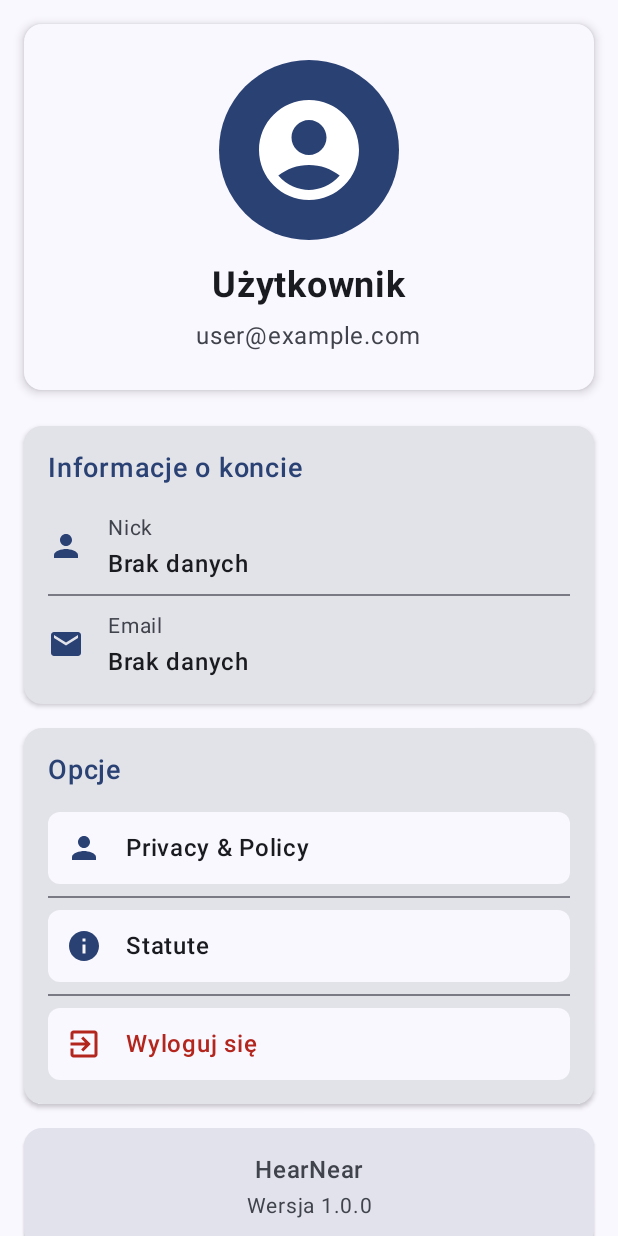
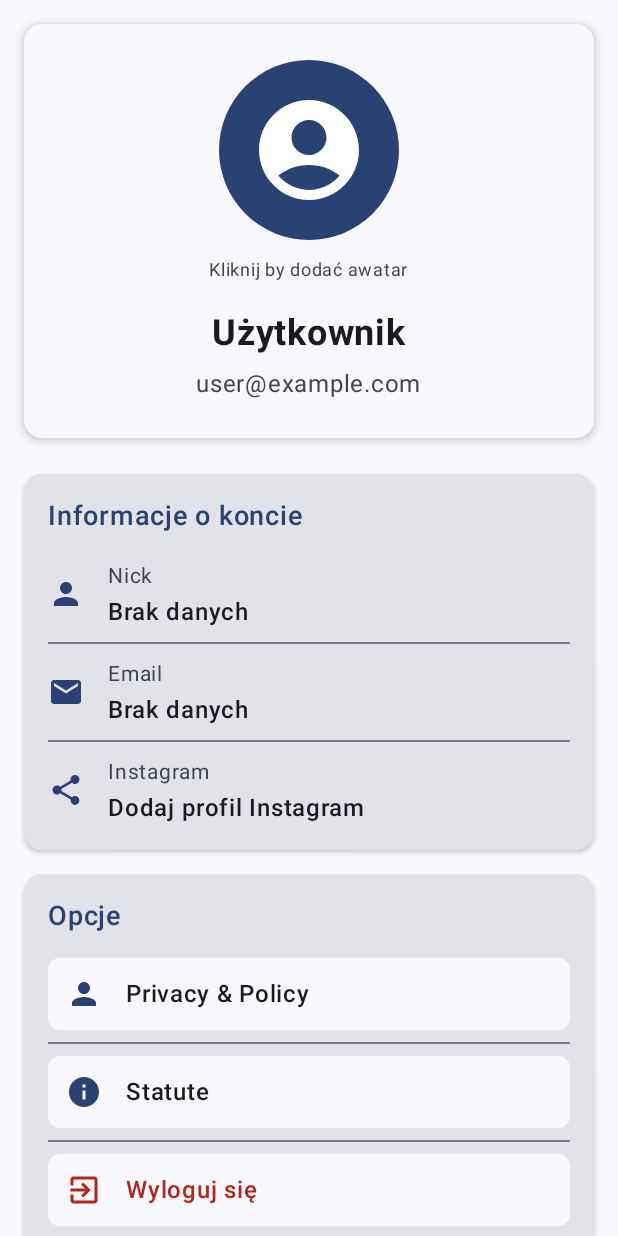
Before and after one commit to M-ichael-M/HearNear, an Android app built with Jetpack Compose: the composable UserScreen shown on its own in the app's theme, on a phone screen of 412 x 824 dp. Run offline under Robolectric (Android 15) with nearby library versions, the phone set to English and light mode, and no system bars; pictures from the network do not load; 1 statement that could not run was skipped.

Commit message:
Add ig and avatar

```diff
--- a/App/app/build.gradle.kts
+++ b/App/app/build.gradle.kts
@@ -84,4 +84,5 @@ dependencies {
     implementation("com.squareup.okhttp3:logging-interceptor:5.1.0")
     implementation("org.jetbrains.kotlinx:kotlinx-coroutines-android:1.10.2")
     implementation("com.google.android.gms:play-services-location:21.3.0")
+    implementation("io.coil-kt:coil-compose:2.7.0")
 }
--- a/App/app/src/main/java/com/example/hearnear/ui/screens/UserScreen.kt
+++ b/App/app/src/main/java/com/example/hearnear/ui/screens/UserScreen.kt
@@ -1,6 +1,11 @@
 package com.example.hearnear.ui.screens
 
+import android.content.Intent
+import android.net.Uri
+import androidx.activity.compose.rememberLauncherForActivityResult
+import androidx.activity.result.contract.ActivityResultContracts
 import androidx.compose.foundation.background
+import androidx.compose.foundation.clickable
 import androidx.compose.foundation.layout.*
 import androidx.compose.foundation.rememberScrollState
 import androidx.compose.foundation.shape.CircleShape
@@ -13,19 +18,24 @@ import androidx.compose.material.icons.filled.ExitToApp
 import androidx.compose.material.icons.filled.Info
 import androidx.compose.material.icons.filled.Person
 import androidx.compose.material.icons.filled.Settings
+import androidx.compose.material.icons.filled.Share
 import androidx.compose.material3.*
 import androidx.compose.runtime.*
 import androidx.compose.ui.Alignment
 import androidx.compose.ui.Modifier
 import androidx.compose.ui.draw.clip
 import androidx.compose.ui.graphics.vector.ImageVector
+import androidx.compose.ui.layout.ContentScale
+import androidx.compose.ui.platform.LocalContext
 import androidx.compose.ui.text.font.FontWeight
 import androidx.compose.ui.text.style.TextAlign
 import androidx.compose.ui.unit.dp
 import androidx.compose.ui.unit.sp
 import androidx.navigation.NavController
+import coil.compose.AsyncImage
 import com.example.hearnear.ui.HearNearScreen
 import com.example.hearnear.viewmodel.AuthViewModel
+import kotlinx.coroutines.launch
 
 @OptIn(ExperimentalMaterial3Api::class)
 @Composable
@@ -34,6 +44,43 @@ fun UserScreen(
     navController: NavController
 ) {
     val authState by authViewModel?.authState?.collectAsState() ?: remember { mutableStateOf(null) }
+    val context = LocalContext.current
+    val showInstagramDialog = remember { mutableStateOf(false) }
+    var instagramInput by remember { mutableStateOf("") }
+    val launcher = rememberLauncherForActivityResult(ActivityResultContracts.GetContent()) { uri: Uri? ->
+        if (uri != null) {
+            authViewModel?.uploadAvatar(uri)
+        }
+    }
+    val coroutineScope = rememberCoroutineScope()
+
+    if (showInstagramDialog.value) {
+        AlertDialog(
+            onDismissRequest = { showInstagramDialog.value = false },
+            title = { Text("Dodaj/Edytuj Instagram") },
+            text = {
+                TextField(
+                    value = instagramInput,
+                    onValueChange = { instagramInput = it },
+                    label = { Text("Nazwa użytkownika IG") },
+                    singleLine = true
+                )
+            },
+            confirmButton = {
+                Button(onClick = {
+                    authViewModel?.updateInstagram(if (instagramInput.isBlank()) null else instagramInput)
+                    showInstagramDialog.value = false
+                }) {
+                    Text("Zapisz")
+                }
+            },
+            dismissButton = {
+                Button(onClick = { showInstagramDialog.value = false }) {
+                    Text("Anuluj")
+                }
+            }
+        )
+    }
 
     Column(
         modifier = Modifier
@@ -42,7 +89,6 @@ fun UserScreen(
             .padding(16.dp),
         horizontalAlignment = Alignment.CenterHorizontally
     ) {
-        // Sekcja profilu użytkownika
         Card(
             modifier = Modifier
                 .fillMaxWidth()
@@ -58,25 +104,48 @@ fun UserScreen(
                     .padding(24.dp),
                 horizontalAlignment = Alignment.CenterHorizontally
             ) {
-                // Avatar placeholder
                 Box(
                     modifier = Modifier
                         .size(120.dp)
                         .clip(CircleShape)
-                        .background(MaterialTheme.colorScheme.primary),
+                        .background(MaterialTheme.colorScheme.primary)
+                        .clickable {
+                            if (authState?.user?.avatar_url != null) {
+                                coroutineScope.launch {
+                                    authViewModel?.deleteAvatar()
+                                }
+                            } else {
+                                launcher.launch("image/*")
+                            }
+                        },
                     contentAlignment = Alignment.Center
                 ) {
-                    Icon(
-                        imageVector = Icons.Default.AccountCircle,
-                        contentDescription = "Avatar użytkownika",
-                        modifier = Modifier.size(80.dp),
-                        tint = MaterialTheme.colorScheme.onPrimary
-                    )
+                    val avatarUrl = authState?.user?.avatar_url
+                    if (avatarUrl != null) {
+                        AsyncImage(
+                            model = "http://192.168.1.30:5000$avatarUrl",  // Dopasuj BASE_URL
+                            contentDescription = "Awatar użytkownika",
+                            modifier = Modifier.fillMaxSize(),
+                            contentScale = ContentScale.Crop
+                        )
+                    } else {
+                        Icon(
+                            imageVector = Icons.Default.AccountCircle,
+                            contentDescription = "Awatar użytkownika",
+                            modifier = Modifier.size(80.dp),
+                            tint = MaterialTheme.colorScheme.onPrimary
+                        )
+                    }
                 }
+                Spacer(modifier = Modifier.height(8.dp))
+                Text(
+                    text = if (authState?.user?.avatar_url != null) "Kliknij by usunąć awatar" else "Kliknij by dodać awatar",
+                    fontSize = 12.sp,
+                    color = MaterialTheme.colorScheme.onSurfaceVariant
+                )
 
                 Spacer(modifier = Modifier.height(16.dp))
 
-                // Nazwa użytkownika
                 Text(
                     text = authState?.user?.nick ?: "Użytkownik",
                     fontSize = 24.sp,
@@ -86,7 +155,6 @@ fun UserScreen(
 
                 Spacer(modifier = Modifier.height(8.dp))
 
-                // Email użytkownika
                 Text(
                     text = authState?.user?.email ?: "user@example.com",
                     fontSize = 16.sp,
@@ -95,7 +163,6 @@ fun UserScreen(
             }
         }
 
-        // Sekcja informacji o koncie
         Card(
             modifier = Modifier
                 .fillMaxWidth()
@@ -126,10 +193,56 @@ fun UserScreen(
                     label = "Email",
                     value = authState?.user?.email ?: "Brak danych"
                 )
+
+                Divider(modifier = Modifier.padding(vertical = 8.dp))
+
+                Row(
+                    modifier = Modifier
+                        .fillMaxWidth()
+                        .clickable {
+                            instagramInput = authState?.user?.instagram_username ?: ""
+                            showInstagramDialog.value = true
+                        },
+                    verticalAlignment = Alignment.CenterVertically
+                ) {
+                    Icon(
+                        imageVector = Icons.Default.Share,
+                        contentDescription = null,
+                        tint = MaterialTheme.colorScheme.primary,
+                        modifier = Modifier.size(24.dp)
+                    )
+                    Spacer(modifier = Modifier.width(16.dp))
+                    Column(modifier = Modifier.weight(1f)) {
+                        Text(
+                            text = "Instagram",
+                            fontSize = 14.sp,
+                            color = MaterialTheme.colorScheme.onSurfaceVariant
+                        )
+                        val igUrl = authState?.user?.instagram_url
+                        if (igUrl != null) {
+                            Text(
+                                text = "@${authState?.user?.instagram_username}",
+                                fontSize = 16.sp,
+                                color = MaterialTheme.colorScheme.primary,
+                                fontWeight = FontWeight.Medium,
+                                modifier = Modifier.clickable {
+                                    val intent = Intent(Intent.ACTION_VIEW, Uri.parse(igUrl))
+                                    context.startActivity(intent)
+                                }
+                            )
+                        } else {
+                            Text(
+                                text = "Dodaj profil Instagram",
+                                fontSize = 16.sp,
+                                color = MaterialTheme.colorScheme.onSurface,
+                                fontWeight = FontWeight.Medium
+                            )
+                        }
+                    }
+                }
             }
         }
 
-        // Sekcja opcji
         Card(
             modifier = Modifier
                 .fillMaxWidth()
@@ -147,7 +260,6 @@ fun UserScreen(
                     modifier = Modifier.padding(bottom = 16.dp)
                 )
 
-
                 UserActionItem(
                     icon = Icons.Default.Person,
                     label = "Privacy & Policy",
@@ -158,7 +270,6 @@ fun UserScreen(
 
                 Divider(modifier = Modifier.padding(vertical = 8.dp))
 
-
                 UserActionItem(
                     icon = Icons.Default.Info,
                     label = "Statute",
@@ -166,7 +277,6 @@ fun UserScreen(
                         navController.navigate(HearNearScreen.Statute.name)
                     }
                 )
-
 
                 Divider(modifier = Modifier.padding(vertical = 8.dp))
 
@@ -181,7 +291,6 @@ fun UserScreen(
             }
         }
 
-        // Stopka z informacjami o aplikacji
         Card(
             modifier = Modifier.fillMaxWidth(),
             elevation = CardDefaults.cardElevation(defaultElevation = 1.dp),
```
Also changed, not shown: App/app/src/main/java/com/example/hearnear/network/ApiService.kt (+38 -1 lines), App/app/src/main/java/com/example/hearnear/viewmodel/AuthViewModel.kt (+93 -11 lines).
